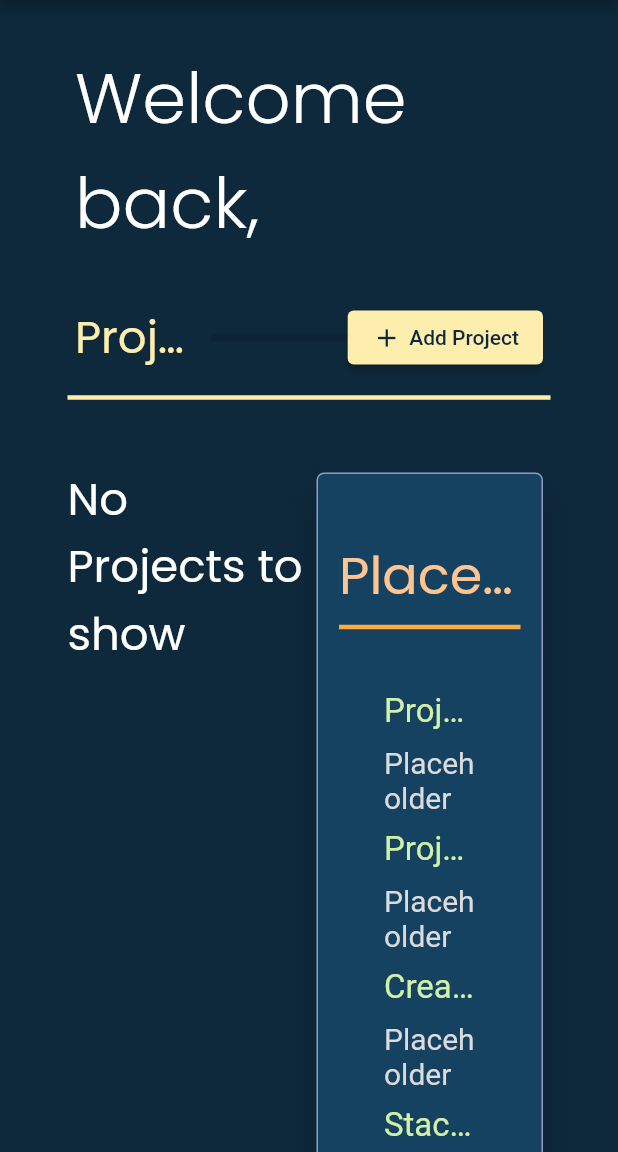
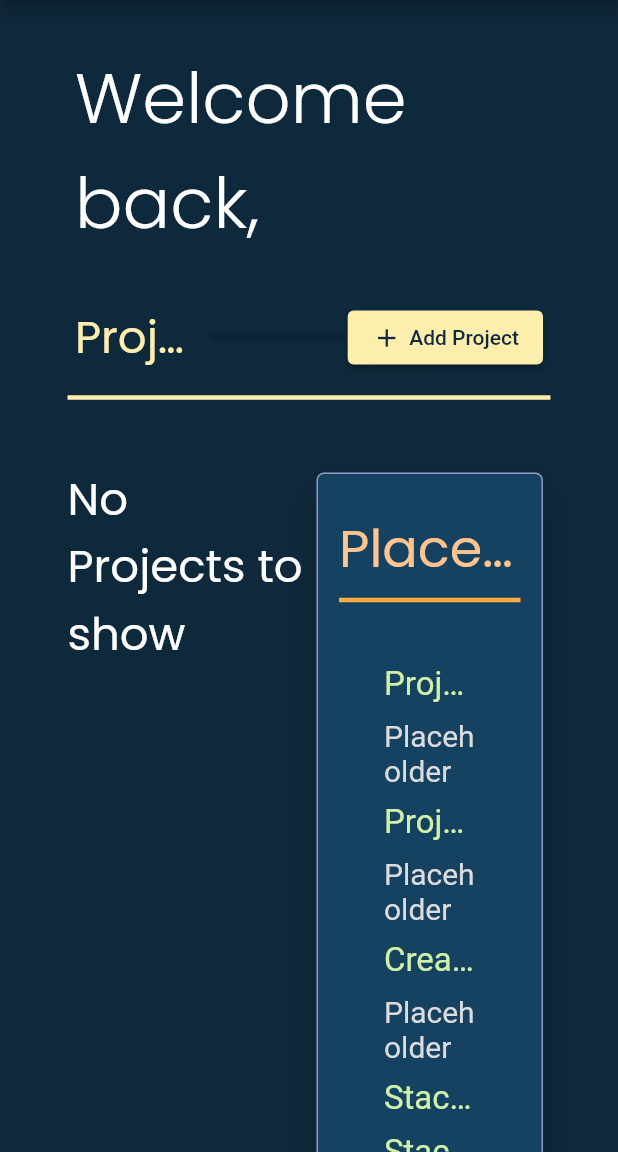
Before and after one commit to amahi2001/Developers-Almanac, a Flutter app: the screen it shows once a user with an empty profile is signed in, after a tap on the "search" icon, on a phone screen of 412 x 824 dp, the part 84-1236 px from its top. Run offline on Flutter 3.47's test engine with Material 2 defaults, Android fonts, the phone set to English and light mode, and no system bars; our stand-ins replace cloud_firestore, dropdown_search, firebase_auth, firebase_core, fl_chart, flutter_highlight and 2 more; accounts and stored records are empty; Roboto replaces fonts that are missing (Times); statements that could not run were skipped.

Commit message:
progress on charts

```diff
--- a/lib/pages/home_page/home_page.dart
+++ b/lib/pages/home_page/home_page.dart
@@ -12,6 +12,7 @@
 import '../../auth/auth.dart';
 import './widgets/home_page_widgets.dart' as wids;
 import '../edit_projects/edit_project.dart';
+import './widgets/bug_chart.dart';
 
 import 'dart:math' as math;
 
@@ -439,7 +440,9 @@
                       ),
                     );
                   }).toList(),
-                ))
+                )),
+            const project_preview_name(text: 'Stack & Languages'),
+            BugChart(),
           ]),
         ),
       ],
--- /dev/null
+++ b/lib/pages/home_page/widgets/bug_chart.dart
@@ -0,0 +1,17 @@
+import 'package:fl_chart/fl_chart.dart';
+import 'package:flutter/material.dart';
+
+
+class BugChart extends StatefulWidget {
+  const BugChart({super.key});
+
+  @override
+  State<BugChart> createState() => _BugChartState();
+}
+
+class _BugChartState extends State<BugChart> {
+  @override
+  Widget build(BuildContext context) {
+    return Container();
+  }
+}
--- a/pubspec.yaml
+++ b/pubspec.yaml
@@ -43,6 +43,7 @@
   flutter_highlight: ^0.7.0
   dropdown_search: ^5.0.3
   google_fonts: ^2.1.0
+  fl_chart: ^0.55.2
 
 dev_dependencies:
   flutter_test:
```
Also changed, not shown: pubspec.lock.
